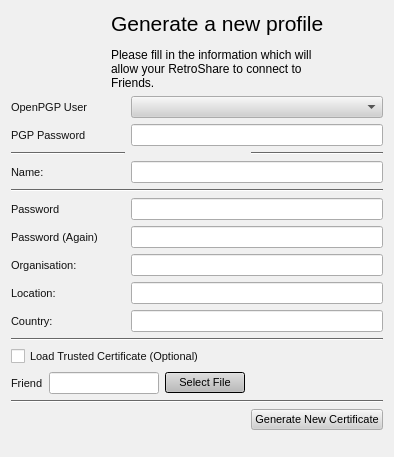
Before: the Qt Designer form retroshare-gui/src/gui/GenCertDialog.ui in RetroShare/RetroShare, drawn with Qt 5.
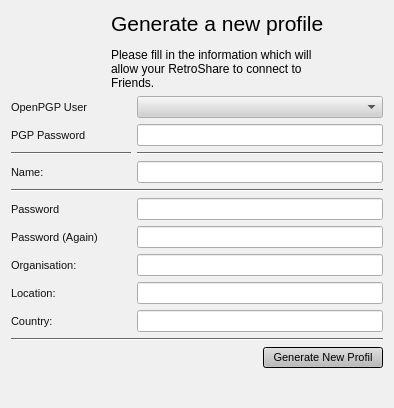
After: the same form once the commit is applied. Icons and pictures are not drawn.

Commit message: added for Network menu Create new Profile action to can generate more Profiles without need to run Login Window. disabled from Profile Generator Dialog not used the optional Cert loading sections. fixed startdialogs layout

Patch:
```diff
--- a/retroshare-gui/src/gui/GenCertDialog.ui
+++ b/retroshare-gui/src/gui/GenCertDialog.ui
@@ -1,12 +1,12 @@
 <ui version="4.0" >
  <class>GenCertDialog</class>
- <widget class="QDialog" name="GenCertDialog" >
-  <property name="geometry" >
+ <widget class="QDialog" name="GenCertDialog">
+  <property name="geometry">
    <rect>
     <x>0</x>
     <y>0</y>
     <width>394</width>
-    <height>457</height>
+    <height>408</height>
    </rect>
   </property>
   <property name="palette" >
@@ -1077,59 +1077,14 @@
        </property>
       </widget>
      </item>
-     <item row="12" column="0" colspan="3" >
-      <widget class="QCheckBox" name="friendBox" >
-       <property name="text" >
-        <string>Load Trusted Certificate (Optional)</string>
+     <item row="12" column="2">
+      <widget class="QPushButton" name="genButton">
+       <property name="text">
+        <string>Generate New Profil</string>
        </property>
       </widget>
      </item>
-     <item row="13" column="0" colspan="2" >
-      <layout class="QGridLayout" >
-       <property name="margin" >
-        <number>0</number>
-       </property>
-       <property name="spacing" >
-        <number>6</number>
-       </property>
-       <item row="0" column="0" >
-        <widget class="QLabel" name="label_10" >
-         <property name="text" >
-          <string>Friend</string>
-         </property>
-        </widget>
-       </item>
-       <item row="0" column="1" >
-        <widget class="QLineEdit" name="genFriend" >
-         <property name="readOnly" >
-          <bool>true</bool>
-         </property>
-        </widget>
-       </item>
-       <item row="0" column="2" >
-        <widget class="QPushButton" name="selectButton" >
-         <property name="text" >
-          <string>Select File</string>
-         </property>
-        </widget>
-       </item>
-      </layout>
-     </item>
-     <item row="14" column="0" colspan="3" >
-      <widget class="Line" name="line_3" >
-       <property name="orientation" >
-        <enum>Qt::Horizontal</enum>
-       </property>
-      </widget>
-     </item>
-     <item row="15" column="2" >
-      <widget class="QPushButton" name="genButton" >
-       <property name="text" >
-        <string>Generate New Certificate</string>
-       </property>
-      </widget>
-     </item>
-     <item row="15" column="0" colspan="2" >
+     <item row="12" column="0" colspan="2">
       <spacer>
        <property name="orientation" >
         <enum>Qt::Horizontal</enum>
@@ -1173,9 +1128,9 @@
        </property>
       </widget>
      </item>
-     <item row="2" column="2" >
-      <widget class="Line" name="line_6" >
-       <property name="orientation" >
+     <item row="2" column="1" colspan="2">
+      <widget class="Line" name="line_6">
+       <property name="orientation">
         <enum>Qt::Horizontal</enum>
        </property>
       </widget>
```
Left out of the diff: 777 changed lines with no effect on the pictures. The commit also changes 6 other files.
